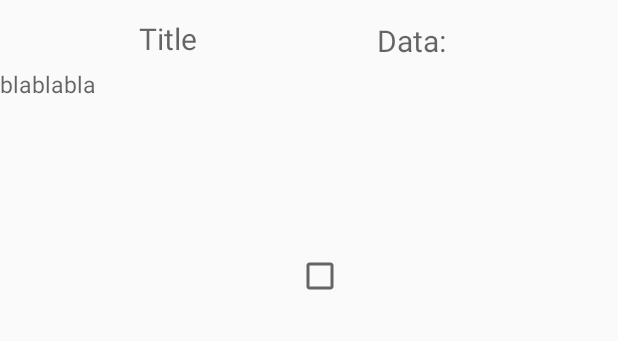
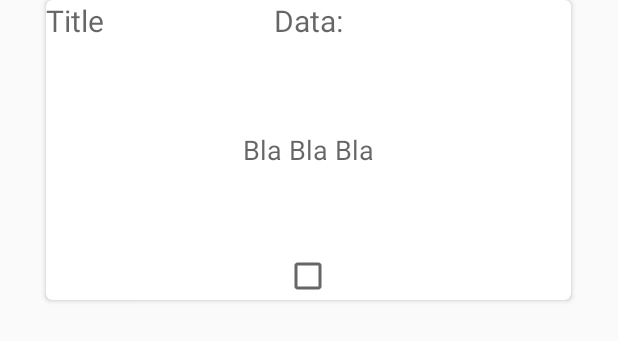
Before and after one commit to GabrielCeffas/zone, an Android app: the layout fragment_revisao.xml on its own in the app's theme, with its tools: preview values and no code run, on a phone screen of 412 x 824 dp. Shown: the top 341 px of the screen. Run offline under Robolectric (Android 15) with nearby library versions, the phone set to English and light mode, and no system bars.

Commit message:
Card_view da revisão

```diff
--- a/app/build.gradle
+++ b/app/build.gradle
@@ -30,5 +30,6 @@ dependencies {
     compile 'com.android.support.constraint:constraint-layout:1.0.2'
     compile 'com.google.android.gms:play-services-plus:11.0.4'
     compile 'com.android.support:recyclerview-v7:25.3.1'
+    compile 'com.android.support:cardview-v7:25.3.1'
     testCompile 'junit:junit:4.12'
 }
--- a/app/src/main/res/layout/fragment_revisao.xml
+++ b/app/src/main/res/layout/fragment_revisao.xml
@@ -1,5 +1,6 @@
 <FrameLayout xmlns:android="http://schemas.android.com/apk/res/android"
     xmlns:tools="http://schemas.android.com/tools"
+    xmlns:card_view="http://schemas.android.com/apk/res-auto"
     android:layout_width="match_parent"
     android:layout_height="match_parent"
     tools:context="layout.Revisao"
@@ -7,61 +8,43 @@
 
     <!-- TODO: Update blank fragment layout -->
 
-        <RelativeLayout
-            android:layout_width="match_parent"
-            android:layout_height="234dp">
+    <android.support.v7.widget.CardView
+        android:id="@+id/card_view"
+        android:layout_width="350dp"
+        android:layout_height="200dp"
+        android:layout_gravity="fill_vertical|center_horizontal"
+        android:background="@color/colorGray"
+        android:elevation="5dp"
+        card_view:cardCornerRadius="4dp">
 
-            <android.support.v7.widget.AppCompatCheckBox
-                android:id="@+id/appCompatCheckBox"
-                android:layout_width="77dp"
-                android:layout_height="22dp"
-                android:layout_alignEnd="@+id/textView3"
-                android:layout_below="@+id/textView3"
-                android:layout_marginEnd="118dp"
-                android:layout_marginTop="127dp" />
+        <CheckBox
+            android:id="@+id/checkBox"
+            android:layout_width="wrap_content"
+            android:layout_height="wrap_content"
+            android:layout_gravity="bottom|center_horizontal" />
 
         <TextView
-                android:id="@+id/textView2"
+            android:id="@+id/info_text"
             android:layout_width="match_parent"
-                android:layout_height="111dp"
-
-                android:layout_alignBottom="@+id/appCompatCheckBox"
-                android:layout_alignParentStart="true"
-                android:layout_marginBottom="38dp"
-                android:hint="blablabla"
-                android:textSize="15dp" />
+            android:layout_height="52dp"
+            android:hint="Title"
+            android:textSize="20dp" />
 
         <TextView
-                android:id="@+id/textView3"
-                android:layout_width="141dp"
-                android:layout_height="32dp"
-                android:layout_alignBottom="@+id/textView"
-                android:layout_alignParentEnd="true"
-                android:layout_marginEnd="19dp"
-                android:layout_marginLeft="8dp"
-                android:layout_marginRight="8dp"
+            android:layout_width="match_parent"
+            android:layout_height="match_parent"
+            android:gravity="top|center_horizontal"
             android:hint="Data:"
-                android:textSize="20dp"
-                app:layout_constraintHorizontal_bias="0.678"
-                app:layout_constraintLeft_toLeftOf="parent"
-                app:layout_constraintRight_toRightOf="parent"
-                app:layout_constraintTop_toTopOf="parent"
-                app:layout_constraintVertical_bias="0.0" />
+            android:textSize="20dp" />
 
         <TextView
-                android:id="@+id/textView"
-                android:layout_width="73dp"
-                android:layout_height="33dp"
-                android:layout_alignParentTop="true"
-                android:layout_marginEnd="31dp"
-                android:layout_marginLeft="74dp"
-                android:layout_marginTop="12dp"
-                android:layout_toStartOf="@+id/appCompatCheckBox"
-                android:hint="Title"
-                android:textSize="20dp"
-                app:layout_constraintLeft_toLeftOf="parent"
-                app:layout_constraintTop_toTopOf="parent"
-                app:layout_constraintVertical_bias="0.161" />
-        </RelativeLayout>
+            android:layout_width="match_parent"
+            android:layout_height="151dp"
+            android:layout_gravity="center"
+            android:gravity="center"
+            android:hint="Bla Bla Bla"
+            android:textSize="18dp" />
+
+    </android.support.v7.widget.CardView>
 
 </FrameLayout>
--- a/app/src/main/res/values/colors.xml
+++ b/app/src/main/res/values/colors.xml
@@ -3,4 +3,5 @@
     <color name="colorPrimary">#ffffff</color>
     <color name="colorPrimaryDark">#009245</color>
     <color name="colorAccent">#009245</color>
+    <color name="colorGray">#BEC3C8</color>
 </resources>
```
Lines whose indentation alone changed are shown as unchanged.
